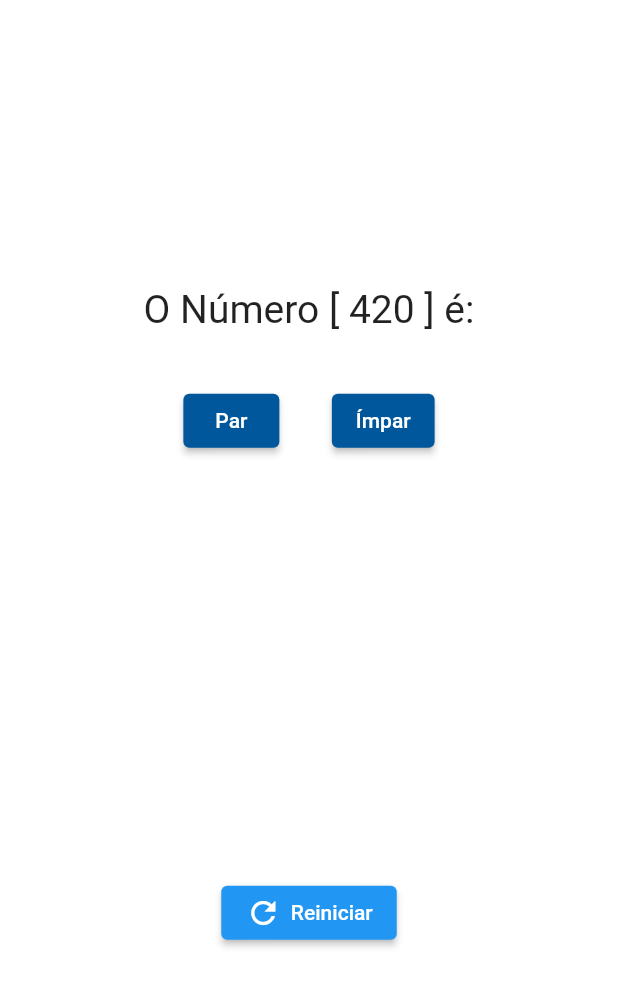
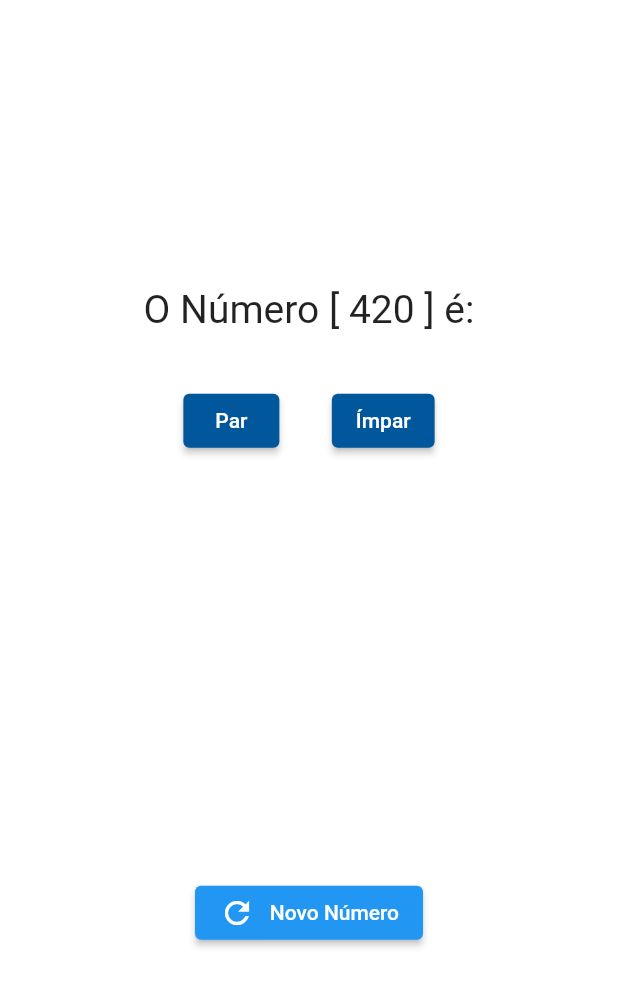
Before and after one commit to 4lxcf/Flutter_Cubos_13-abr_Par-Impar, a Flutter app: the screen it shows after launch, on a phone screen of 412 x 824 dp. Shown: the top 987 px of the screen. Run offline on Flutter 3.47's test engine with Material 2 defaults, Android fonts, the phone set to English and light mode, and no system bars.

Commit message:
Implement_UI_Adjusts

```diff
--- a/par_impar/lib/main.dart
+++ b/par_impar/lib/main.dart
@@ -128,12 +128,12 @@ class _MyHomePageState extends State<MyHomePage> {
                 });
               },
               child: Container(
-                width: 85,
+                width: 120,
                 child: Row(
                   mainAxisAlignment: MainAxisAlignment.spaceBetween,
                   children: [
                     Icon(Icons.refresh),
-                    Text('Reiniciar'),
+                    Text('Novo Número'),
                   ],
                 ),
               ),
```
